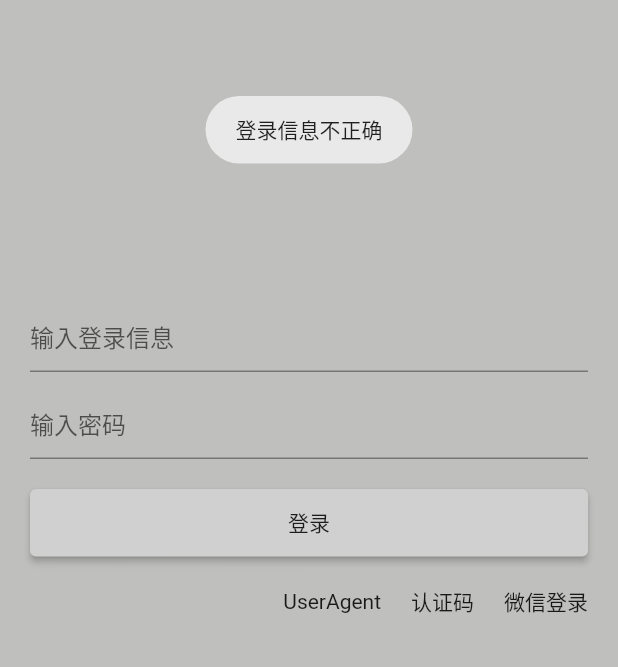
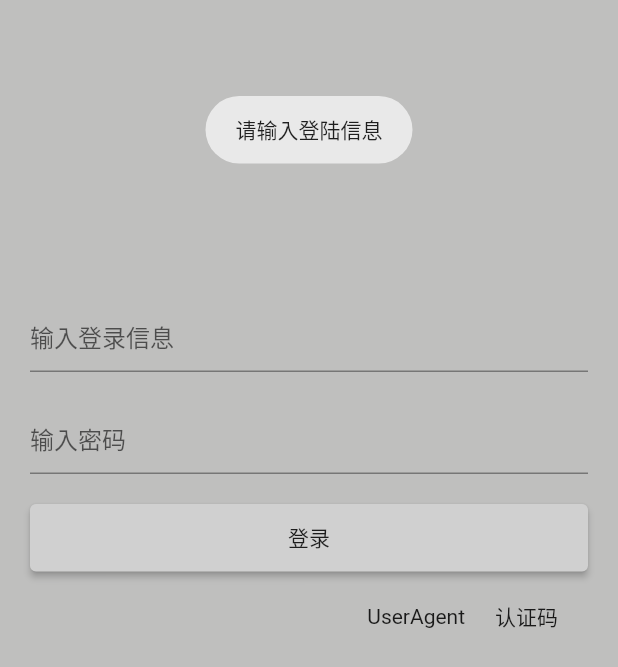
Before and after one commit to yuanyinhua/order, a Flutter app: the screen it shows after launch, after a tap on "登录", on a phone screen of 412 x 824 dp. Shown: the top 667 px of the screen. Run offline on Flutter 3.47's test engine with Material 2 defaults, Android fonts, the phone set to English and light mode, and no system bars; our stand-ins replace dio, dropdown_search, flutter_easyloading, fluttertoast, image_gallery_saver and 3 more; missing offline and left inert: dart:ffi; accounts and stored records are empty.

Commit message:
提交代码

```diff
--- a/lib/api/constant.dart
+++ b/lib/api/constant.dart
@@ -1,4 +1,4 @@
-const String kBaseUrl = "http://47.115.36.80:8889";
+const String kBaseUrl = "http://119.23.220.51:30013";
 const String kTestUrl = "$kBaseUrl/tbtools/index.php/com/Login/qrcodeLogin.html?indexUrl=/yutang/&params=%7B%22headimgurl%22%3A%22http%3A%2F%2Fthirdwx.qlogo.cn%2Fmmopen%2FjRoggJ2RF3AicRexNWO1lthpbDfm5icqKBG9avs0CDlEs49CSIEnzvPza1H5GibemAkmbxpe4LGmBzQpJSFzEFcE4LakSQkziaW1%2F132%22%2C%22location%22%3A%22%E4%B8%AD%E5%9B%BD-%E6%B9%96%E5%8D%97-%E9%95%BF%E6%B2%99%22%2C%22nickname%22%3A%22%E7%99%BD%E6%A5%9A%E3%80%82%22%2C%22appid%22%3A%22wx9c76e6c8249f2f1e%22%2C%22openid%22%3A%22oDUYJ1eQxfM_cc-tVBZFksTIeUlk%22%7D";
 // http://47.115.36.80:8889/yutang/index.html#/system/login
 const String iosUserAgent = "Mozilla/5.0 (iPhone; U; CPU iPhone OS 4_3_3 like Mac OS X; en-us) AppleWebKit/533.17.9 (KHTML, like Gecko) Version/5.0.2 Mobile/8J2 Safari/6533.18.5";
--- a/lib/models/login.dart
+++ b/lib/models/login.dart
@@ -17,6 +17,7 @@ class LoginInfo {
   // 5:"state" -> 1
   Map<String, dynamic>? weChatData;
   String? userAgent;
+  String? userSer;
   String? password;
   String? activeCode;
   int? lastLoginTime;
--- a/lib/models/user_info.dart
+++ b/lib/models/user_info.dart
@@ -47,7 +47,7 @@ class UserInfo extends ChangeNotifier {
 
   String? get cookie => _loginInfo?.cookies;
   String? get userAgent => _loginInfo?.userAgent;
-
+  String? get userSer => _loginInfo?.userSer;
   bool get isShowPassword {
     if (!Platform.isAndroid) {
       return false;
@@ -98,26 +98,14 @@ class UserInfo extends ChangeNotifier {
   }
 
   // 更新登录信息
-  login(String? cookies,
+  login(String cookies,
       {Map? wechatData,
       String? activeCode,
       String? password,
       String? userAgent}) async {
     try {
-      if (cookies is String && cookies.isNotEmpty) {
-        if (!cookies.contains("PHPSESSID")) {
-          cookies = "$cookies;PHPSESSID=";
-        }
-        if (!cookies.contains("tbtools")) {
-          MyToast.showToast("登录信息不正确");
-          return;
-        }
-      } else {
-        MyToast.showToast("登录信息不正确");
-        return;
-      }
-      if (cookies.isEmpty) {
-        MyToast.showToast("输入登录信息");
+      if (cookies == "") {
+        MyToast.showToast("请输入登陆信息");
         return;
       }
       if (isShowPassword && (password == null || password.isEmpty)) {
--- a/lib/pages/login_page.dart
+++ b/lib/pages/login_page.dart
@@ -77,9 +77,12 @@ class _LoginPageState extends State<LoginPage> with WidgetsBindingObserver {
   }
 
   Widget _mainUI(BuildContext context) {
-    _token.text = UserInfo().cookie ?? "";
+    if (_token.text == '') {
+       _token.text = UserInfo().cookie ?? "";
+    }
     // _password.text = UserInfo().password ?? "";
     _userAgent.text = UserInfo().userAgent ?? "";
+
     if (_isWechatLogin) {
       return Container(
         margin: const EdgeInsets.only(left: 20, right: 20, top: 200),
@@ -103,6 +106,9 @@ class _LoginPageState extends State<LoginPage> with WidgetsBindingObserver {
               obscureText: true,
               decoration: const InputDecoration(hintText: "输入登录信息"),
               controller: _token,
+            ),
+            Container(
+              height: 10,
             ),
             Container(
               height: 10,
@@ -177,20 +183,20 @@ class _LoginPageState extends State<LoginPage> with WidgetsBindingObserver {
         Container(
           width: 20,
         ),
-        GestureDetector(
-          child: SizedBox(
-            height: 40,
-            child: Center(
-              child: Text(_isWechatLogin ? "手动登录" : "微信登录"),
-            ),
-          ),
-          onTap: () {
-            setState(() {
-              _isWechatLogin = !_isWechatLogin;
-              _isWechatLogin ? _waitLogin() : _stopWaitLogin();
-            });
-          },
-        ),
+        // GestureDetector(
+        //   child: SizedBox(
+        //     height: 40,
+        //     child: Center(
+        //       child: Text(_isWechatLogin ? "手动登录" : "微信登录"),
+        //     ),
+        //   ),
+        //   onTap: () {
+        //     setState(() {
+        //       _isWechatLogin = !_isWechatLogin;
+        //       _isWechatLogin ? _waitLogin() : _stopWaitLogin();
+        //     });
+        //   },
+        // ),
       ],
     );
   }
--- a/pubspec.yaml
+++ b/pubspec.yaml
@@ -44,6 +44,7 @@ dependencies:
   json_annotation: ^4.3.0
   flutter_easyloading: ^3.0.3
   html: ^0.15.0
+  dropdown_search: ^5.0.6
 
 dev_dependencies:
   build_runner: ^2.1.4
```
Also changed, not shown: lib/api/api.dart (+39 -22 lines), lib/api/request.dart (+13 -16 lines), lib/pages/home_page.dart (+73 -14 lines), pubspec.lock, 4 other files.
